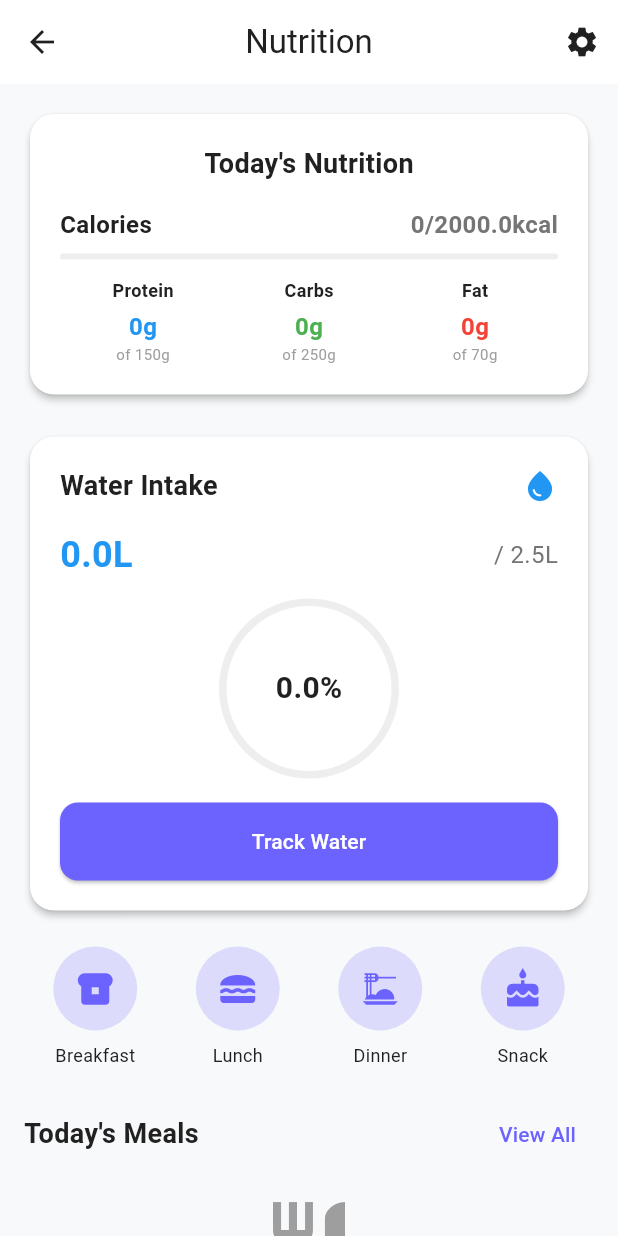
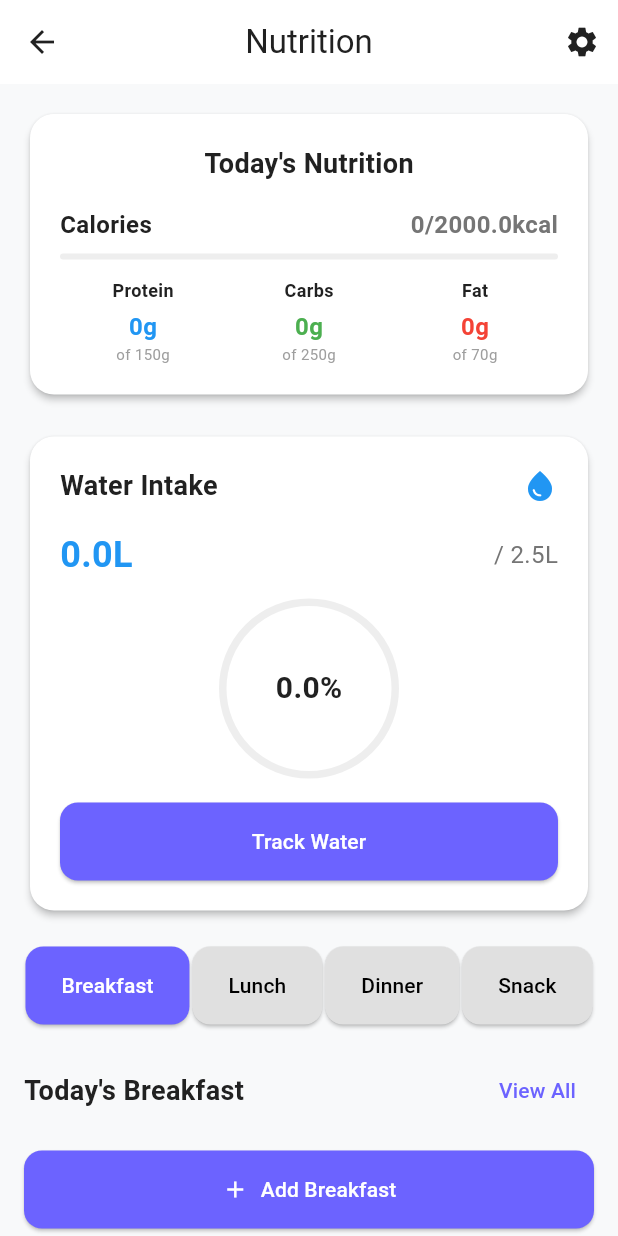
Before and after one commit to sovanndevid/Capstone_Project-Fitness_Flex, a Flutter app: the NutritionPage screen opened by its route, on a phone screen of 412 x 824 dp. Run offline on Flutter 3.47's test engine with Material 3 defaults, Android fonts, the phone set to English and light mode, and no system bars; drawn by our look-alikes of percent_indicator; our stand-ins replace camera, image_picker; missing offline and left inert: google_mlkit_pose_detection.

Commit message:
Adding nutritional logs

```diff
--- a/fitness_flex_app/lib/presentation/pages/nutrition_page.dart
+++ b/fitness_flex_app/lib/presentation/pages/nutrition_page.dart
@@ -20,6 +20,8 @@ class _NutritionPageState extends State<NutritionPage> {
   late Future<Map<String, double>> _nutritionSummaryFuture;
   late Future<double> _waterSummaryFuture;
   late Future<NutritionGoal> _nutritionGoalFuture;
+
+  String _selectedMealType = 'breakfast'; // <-- Add this line
 
   @override
   void initState() {
@@ -74,14 +76,39 @@ class _NutritionPageState extends State<NutritionPage> {
               const SizedBox(height: 20),
               _buildWaterTrackingCard(),
               const SizedBox(height: 20),
-              _buildQuickActions(),
+              // --- Replace _buildQuickActions() with this ---
+              Row(
+                mainAxisAlignment: MainAxisAlignment.spaceAround,
+                children: [
+                  for (var type in ['breakfast', 'lunch', 'dinner', 'snack'])
+                    ElevatedButton(
+                      onPressed: () {
+                        setState(() {
+                          _selectedMealType = type;
+                        });
+                      },
+                      style: ElevatedButton.styleFrom(
+                        backgroundColor: _selectedMealType == type
+                            ? Theme.of(context).colorScheme.primary
+                            : Colors.grey[300],
+                        foregroundColor: _selectedMealType == type
+                            ? Colors.white
+                            : Colors.black,
+                      ),
+                      child: Text(type[0].toUpperCase() + type.substring(1)),
+                    ),
+                ],
+              ),
               const SizedBox(height: 20),
               Row(
                 mainAxisAlignment: MainAxisAlignment.spaceBetween,
                 children: [
-                  const Text(
-                    'Today\'s Meals',
-                    style: TextStyle(fontSize: 18, fontWeight: FontWeight.bold),
+                  Text(
+                    'Today\'s ${_selectedMealType[0].toUpperCase() + _selectedMealType.substring(1)}',
+                    style: const TextStyle(
+                      fontSize: 18,
+                      fontWeight: FontWeight.bold,
+                    ),
                   ),
                   TextButton(
                     onPressed: () {
@@ -99,7 +126,7 @@ class _NutritionPageState extends State<NutritionPage> {
                 ],
               ),
               const SizedBox(height: 16),
-              _buildRecentMealsList(),
+              _buildRecentMealsList(), // We'll filter inside this
             ],
           ),
         ),
@@ -371,58 +398,6 @@ class _NutritionPageState extends State<NutritionPage> {
     );
   }
 
-  Widget _buildQuickActions() {
-    return Row(
-      mainAxisAlignment: MainAxisAlignment.spaceAround,
-      children: [
-        _buildActionButton(
-          icon: Icons.breakfast_dining,
-          label: 'Breakfast',
-          onTap: () => _navigateToMealLog('breakfast'),
-        ),
-        _buildActionButton(
-          icon: Icons.lunch_dining,
-          label: 'Lunch',
-          onTap: () => _navigateToMealLog('lunch'),
-        ),
-        _buildActionButton(
-          icon: Icons.dinner_dining,
-          label: 'Dinner',
-          onTap: () => _navigateToMealLog('dinner'),
-        ),
-        _buildActionButton(
-          icon: Icons.cake,
-          label: 'Snack',
-          onTap: () => _navigateToMealLog('snack'),
-        ),
-      ],
-    );
-  }
-
-  Widget _buildActionButton({
-    required IconData icon,
-    required String label,
-    required VoidCallback onTap,
-  }) {
-    return Column(
-      children: [
-        CircleAvatar(
-          radius: 28,
-          backgroundColor: Theme.of(
-            context,
-          ).colorScheme.primary.withOpacity(0.2),
-          child: Icon(
-            icon,
-            color: Theme.of(context).colorScheme.primary,
-            size: 28,
-          ),
-        ),
-        const SizedBox(height: 8),
-        Text(label, style: const TextStyle(fontSize: 12)),
-      ],
-    );
-  }
-
   Widget _buildRecentMealsList() {
     return FutureBuilder<List<Meal>>(
       future: _nutritionRepository.getTodayMeals(),
@@ -432,30 +407,40 @@ class _NutritionPageState extends State<NutritionPage> {
         }
 
         final meals = snapshot.data ?? [];
+        final filteredMeals = meals
+            .where((meal) => meal.mealType == _selectedMealType)
+            .toList();
 
         return Column(
           children: [
+            // Add Meal button always visible
+            SizedBox(
+              width: double.infinity,
+              child: ElevatedButton.icon(
+                icon: const Icon(Icons.add),
+                label: Text(
+                  'Add ${_selectedMealType[0].toUpperCase() + _selectedMealType.substring(1)}',
+                ),
+                onPressed: () => _navigateToMealLog(_selectedMealType),
+              ),
+            ),
+            const SizedBox(height: 8),
             // Meals list or empty state
-            if (meals.isEmpty)
+            if (filteredMeals.isEmpty)
               Column(
                 children: [
                   const Icon(Icons.restaurant, size: 64, color: Colors.grey),
                   const SizedBox(height: 16),
-                  const Text(
-                    'No meals logged today',
-                    style: TextStyle(color: Colors.grey),
-                  ),
-                  const SizedBox(height: 16),
-                  ElevatedButton(
-                    onPressed: () => _navigateToMealLog('breakfast'),
-                    child: const Text('Log Your First Meal'),
+                  Text(
+                    'No ${_selectedMealType[0].toUpperCase() + _selectedMealType.substring(1)} logged today',
+                    style: const TextStyle(color: Colors.grey),
                   ),
                   const SizedBox(height: 16),
                 ],
               )
             else
               Column(
-                children: meals.map((meal) {
+                children: filteredMeals.map((meal) {
                   return Card(
                     margin: const EdgeInsets.only(bottom: 12),
                     shape: RoundedRectangleBorder(
@@ -473,9 +458,30 @@ class _NutritionPageState extends State<NutritionPage> {
                       subtitle: Text(
                         '${meal.calories.toStringAsFixed(0)} kcal • ${meal.mealType}',
                       ),
-                      trailing: Text(
-                        '${meal.protein.toStringAsFixed(0)}P ${meal.carbs.toStringAsFixed(0)}C ${meal.fat.toStringAsFixed(0)}F',
-                        style: const TextStyle(fontWeight: FontWeight.bold),
+                      trailing: Row(
+                        mainAxisSize: MainAxisSize.min,
+                        children: [
+                          Text(
+                            '${meal.protein.toStringAsFixed(0)}P ${meal.carbs.toStringAsFixed(0)}C ${meal.fat.toStringAsFixed(0)}F',
+                            style: const TextStyle(fontWeight: FontWeight.bold),
+                          ),
+                          IconButton(
+                            icon: const Icon(Icons.edit, color: Colors.blue),
+                            tooltip: 'Edit Meal',
+                            onPressed: () {
+                              // You need to implement edit functionality in MealLogPage
+                              _navigateToMealLog(_selectedMealType);
+                            },
+                          ),
+                          // Optional: Add a delete button
+                          // IconButton(
+                          //   icon: const Icon(Icons.delete, color: Colors.red),
+                          //   tooltip: 'Delete Meal',
+                          //   onPressed: () {
+                          //     // Implement delete functionality here
+                          //   },
+                          // ),
+                        ],
                       ),
                     ),
                   );
@@ -541,8 +547,8 @@ class _NutritionPageState extends State<NutritionPage> {
     );
   }
 
-  void _navigateToMealLog(String mealType) {
-    Navigator.push(
+  void _navigateToMealLog(String mealType) async {
+    await Navigator.push(
       context,
       MaterialPageRoute(
         builder: (context) => MealLogPage(
@@ -552,7 +558,6 @@ class _NutritionPageState extends State<NutritionPage> {
         ),
       ),
     );
+    _refreshData(); // <-- This ensures the meal list is refreshed after logging
   }
 }
-
-// test to mains
```
Also changed, not shown: fitness_flex_app/lib/presentation/pages/meal_log_page.dart (+30 -3 lines).
